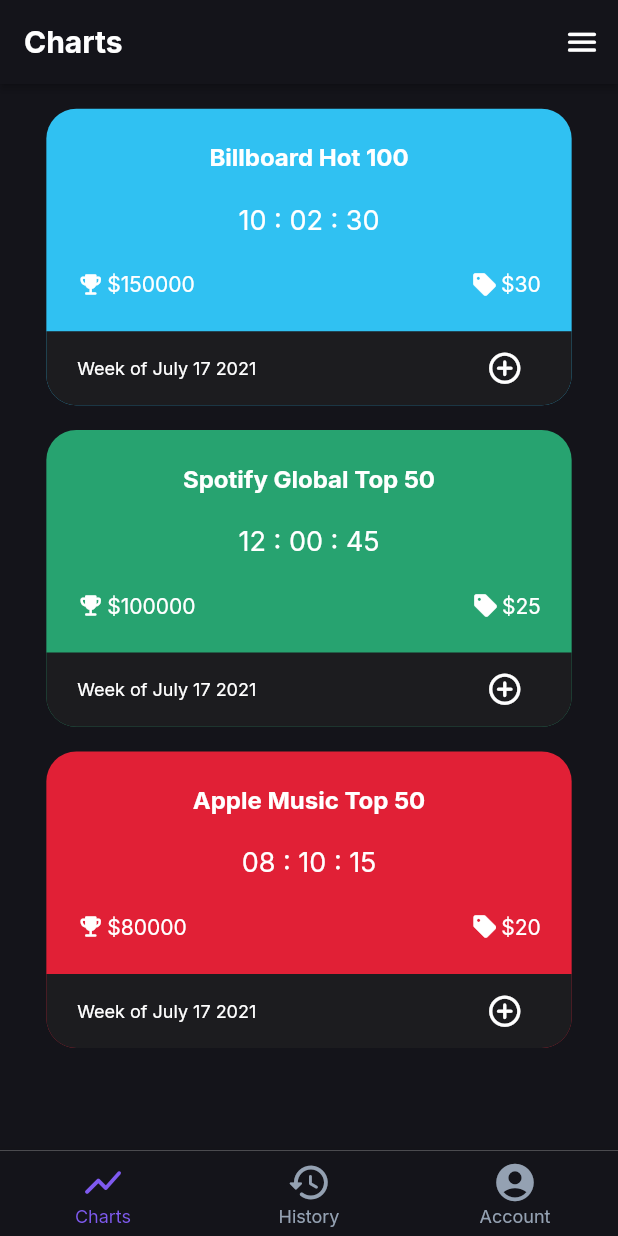
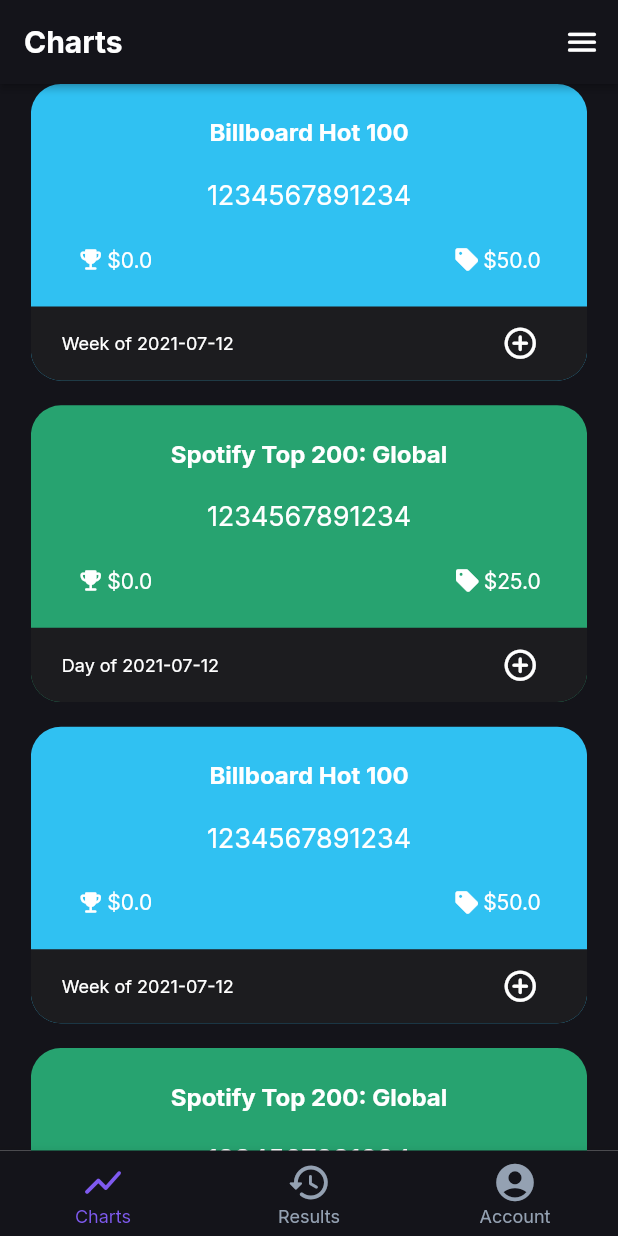
Before and after one commit to Team-Charted/charted-mobile, a Flutter app: the screen it shows after launch, on a phone screen of 412 x 824 dp. Run offline on Flutter 3.47's test engine with Material 2 defaults, Android fonts, the phone set to English and light mode, and no system bars; our stand-ins replace google_fonts.

Commit message:
Add listViews to chart screen and results screen

```diff
--- /dev/null
+++ b/lib/models/chart_data.dart
@@ -0,0 +1,36 @@
+class ChartData {
+  /*
+  "_id": "60fbf744179c143ae0ea09d2",
+        "name": "Billboard Hot 100",
+				"cost": 50,
+        "type": "Weekly",
+        "date": "2021-07-12",
+				"endTime": "1234567891234",
+        "__v": 0
+  */
+  final String id;
+  final String name;
+  final double cost;
+  final String type;
+  final String date;
+  final String endTime;
+  final double _v;
+
+  ChartData(this.id, this.name, this.cost, this.type, this.date, this.endTime,
+      this._v);
+
+  //Getters
+  String getId() => id;
+
+  String getName() => name;
+
+  double getCost() => cost;
+
+  String gettype() => type;
+
+  String getDate() => date;
+
+  String getEndTime() => endTime;
+
+  double get_v() => _v;
+}
--- a/lib/screens/charts_screen.dart
+++ b/lib/screens/charts_screen.dart
@@ -1,3 +1,4 @@
+import 'package:charted/models/chart_data.dart';
 import 'package:flutter/material.dart';
 import 'package:google_fonts/google_fonts.dart';
 
@@ -17,6 +18,64 @@
     final Color _billboardBlue = Color.fromRGBO(48, 193, 242, 1);
     final Color _spotifyGreen = Color.fromRGBO(39, 163, 112, 1);
     final Color _appleMusicRed = Color.fromRGBO(225, 32, 54, 1);
+
+    //Charts data
+    final List<ChartData> _charts = [
+      ChartData(
+        '1',
+        'Billboard Hot 100',
+        50,
+        'Weekly',
+        '2021-07-12',
+        '1234567891234',
+        0,
+      ),
+      ChartData(
+        '2',
+        'Spotify Top 200: Global',
+        25,
+        'Daily',
+        '2021-07-12',
+        '1234567891234',
+        0,
+      ),
+      ChartData(
+        '3',
+        'Billboard Hot 100',
+        50,
+        'Weekly',
+        '2021-07-12',
+        '1234567891234',
+        0,
+      ),
+      ChartData(
+        '4',
+        'Spotify Top 200: Global',
+        25,
+        'Daily',
+        '2021-07-12',
+        '1234567891234',
+        0,
+      ),
+      ChartData(
+        '5',
+        'Billboard Hot 100',
+        50,
+        'Weekly',
+        '2021-07-12',
+        '1234567891234',
+        0,
+      ),
+      ChartData(
+        '6',
+        'Spotify Top 200: Global',
+        25,
+        'Daily',
+        '2021-07-12',
+        '1234567891234',
+        0,
+      ),
+    ];
 
     //Appbar
     final _appBar = AppBar(
@@ -54,51 +113,38 @@
             MediaQuery.of(context).padding.top -
             MediaQuery.of(context).padding.bottom,
         alignment: Alignment.topCenter,
-        child: Column(
-          crossAxisAlignment: CrossAxisAlignment.center,
-          children: [
-            SizedBox(
-              height: _size.height * 0.02,
-            ),
+        child: Container(
+          width: _size.width * 0.9,
 
-            //Billboard Chart
-            ChartCard(
-              title: 'Billboard Hot 100',
-              cardColor: _billboardBlue,
-              cost: '30',
-              prizePool: '150000',
-              time: '10 : 02 : 30',
-              issue: 'Week of July 17 2021',
-            ),
+          //Main List View
 
-            SizedBox(
-              height: _size.height * 0.02,
-            ),
+          child: ListView.separated(
+              separatorBuilder: (context, index) => SizedBox(
+                    height: _size.height * 0.02,
+                  ),
+              itemCount: _charts.length,
+              itemBuilder: (context, index) {
+                final item = _charts[index];
 
-            //Spotify Chart
-            ChartCard(
-              title: 'Spotify Global Top 50',
-              cardColor: _spotifyGreen,
-              cost: '25',
-              prizePool: '100000',
-              time: '12 : 00 : 45',
-              issue: 'Week of July 17 2021',
-            ),
+                //Determine color of card
+                final _bgColor = (item.name == 'Billboard Hot 100')
+                    ? _billboardBlue
+                    : _spotifyGreen;
 
-            SizedBox(
-              height: _size.height * 0.02,
-            ),
+                //Determine issue
+                final String _issue = (item.type == 'Weekly')
+                    ? 'Week of ' + item.date
+                    : 'Day of ' + item.date;
 
-            //Billboard Chart
-            ChartCard(
-              title: 'Apple Music Top 50',
-              cardColor: _appleMusicRed,
-              cost: '20',
-              prizePool: '80000',
-              time: '08 : 10 : 15',
-              issue: 'Week of July 17 2021',
-            ),
-          ],
+                return ChartCard(
+                  title: item.getName(),
+                  cardColor: _bgColor,
+                  prizePool: item.get_v().toString(),
+                  cost: item.cost.toString(),
+                  time: item.endTime,
+                  issue: _issue,
+                );
+              }),
         ),
       ),
     );
--- a/lib/screens/home_screen.dart
+++ b/lib/screens/home_screen.dart
@@ -34,7 +34,7 @@
           ),
           BottomNavigationBarItem(
             icon: Icon(Icons.history_rounded),
-            label: 'History',
+            label: 'Results',
           ),
           BottomNavigationBarItem(
             icon: Icon(Icons.account_circle_rounded),
--- a/lib/widgets/chart_card.dart
+++ b/lib/widgets/chart_card.dart
@@ -114,7 +114,7 @@
 
           //Add and edit
           Container(
-            width: size.width * 0.85,
+            width: size.width * 0.9,
             height: size.height * 0.06,
             decoration: BoxDecoration(
               color: theme.primaryColor,
```
Also changed, not shown: lib/models/result_chart.dart (added, +29 -0 lines), lib/models/result_data.dart (added, +36 -0 lines), lib/screens/leaderboard_screen.dart (+64 -35 lines), lib/widgets/leaderboard_card.dart (+5 -5 lines).
